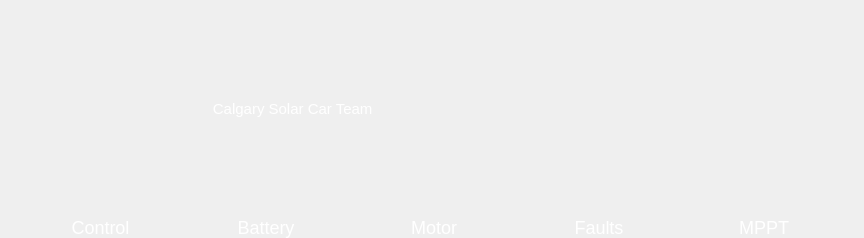
Above: ViewLayer/DebugDisplay/Tab/TabUi/TabUi.ui from UCSolarCarTeam/Epsilon-Dashboard before the change. Below: the same form after it.
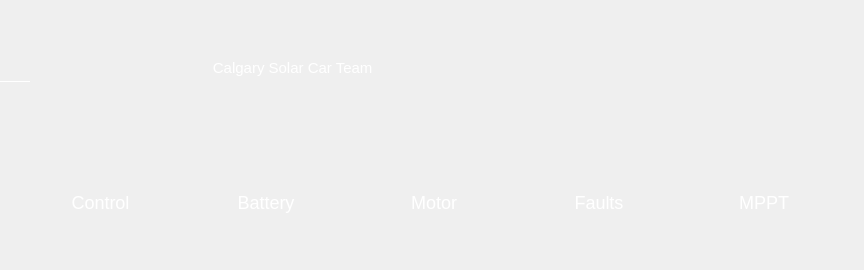
That is the form after the change. Icons and pictures are not drawn.

Diff of the .ui file:
```diff
--- a/ViewLayer/DebugDisplay/Tab/TabUi/TabUi.ui
+++ b/ViewLayer/DebugDisplay/Tab/TabUi/TabUi.ui
@@ -7,7 +7,7 @@
     <x>0</x>
     <y>0</y>
     <width>864</width>
-    <height>238</height>
+    <height>270</height>
    </rect>
   </property>
   <property name="sizePolicy">
@@ -44,7 +44,7 @@
       <number>0</number>
      </property>
      <property name="rightMargin">
-      <number>100</number>
+      <number>0</number>
      </property>
      <item>
       <widget class="QPushButton" name="homepageButton">
@@ -79,6 +79,7 @@
 font-size: 18px;
 
 border:grey;
+border-bottom: 1px solid white;
 }
 QPushButton:hover{
 color: rgb(255,255,255);
@@ -140,6 +141,7 @@
                                       stop: 0 rgb(100,100,100), stop: 1 black);
 
 QWidget::move(40, 2);
+border-bottom: 1px solid white;
 }
 </string>
          </property>
@@ -167,18 +169,330 @@
      </item>
      <item>
       <widget class="QLabel" name="Digital_Clock">
+       <property name="sizePolicy">
+        <sizepolicy hsizetype="Preferred" vsizetype="Preferred">
+         <horstretch>0</horstretch>
+         <verstretch>0</verstretch>
+        </sizepolicy>
+       </property>
+       <property name="minimumSize">
+        <size>
+         <width>0</width>
+         <height>0</height>
+        </size>
+       </property>
+       <property name="palette">
+        <palette>
+         <active>
+          <colorrole role="WindowText">
+           <brush brushstyle="SolidPattern">
+            <color alpha="255">
+             <red>255</red>
+             <green>255</green>
+             <blue>255</blue>
+            </color>
+           </brush>
+          </colorrole>
+          <colorrole role="Button">
+           <brush brushstyle="LinearGradientPattern">
+            <gradient startx="0.000000000000000" starty="0.000000000000000" endx="0.000000000000000" endy="1.000000000000000" type="LinearGradient" spread="PadSpread" coordinatemode="ObjectBoundingMode">
+             <gradientstop position="0.000000000000000">
+              <color alpha="255">
+               <red>100</red>
+               <green>100</green>
+               <blue>100</blue>
+              </color>
+             </gradientstop>
+             <gradientstop position="1.000000000000000">
+              <color alpha="255">
+               <red>0</red>
+               <green>0</green>
+               <blue>0</blue>
+              </color>
+             </gradientstop>
+            </gradient>
+           </brush>
+          </colorrole>
+          <colorrole role="ButtonText">
+           <brush brushstyle="SolidPattern">
+            <color alpha="255">
+             <red>255</red>
+             <green>255</green>
+             <blue>255</blue>
+            </color>
+           </brush>
+          </colorrole>
+          <colorrole role="Base">
+           <brush brushstyle="LinearGradientPattern">
+            <gradient startx="0.000000000000000" starty="0.000000000000000" endx="0.000000000000000" endy="1.000000000000000" type="LinearGradient" spread="PadSpread" coordinatemode="ObjectBoundingMode">
+             <gradientstop position="0.000000000000000">
+              <color alpha="255">
+               <red>100</red>
+               <green>100</green>
+               <blue>100</blue>
+              </color>
+             </gradientstop>
+             <gradientstop position="1.000000000000000">
+              <color alpha="255">
+               <red>0</red>
+               <green>0</green>
+               <blue>0</blue>
+              </color>
+             </gradientstop>
+            </gradient>
+           </brush>
+          </colorrole>
+          <colorrole role="Window">
+           <brush brushstyle="LinearGradientPattern">
+            <gradient startx="0.000000000000000" starty="0.000000000000000" endx="0.000000000000000" endy="1.000000000000000" type="LinearGradient" spread="PadSpread" coordinatemode="ObjectBoundingMode">
+             <gradientstop position="0.000000000000000">
+              <color alpha="255">
+               <red>100</red>
+               <green>100</green>
+               <blue>100</blue>
+              </color>
+             </gradientstop>
+             <gradientstop position="1.000000000000000">
+              <color alpha="255">
+               <red>0</red>
+               <green>0</green>
+               <blue>0</blue>
+              </color>
+             </gradientstop>
+            </gradient>
+           </brush>
+          </colorrole>
+          <colorrole role="ToolTipText">
+           <brush brushstyle="SolidPattern">
+            <color alpha="255">
+             <red>255</red>
+             <green>255</green>
+             <blue>255</blue>
+            </color>
+           </brush>
+          </colorrole>
+         </active>
+         <inactive>
+          <colorrole role="WindowText">
+           <brush brushstyle="SolidPattern">
+            <color alpha="255">
+             <red>255</red>
+             <green>255</green>
+             <blue>255</blue>
+            </color>
+           </brush>
+          </colorrole>
+          <colorrole role="Button">
+           <brush brushstyle="LinearGradientPattern">
+            <gradient startx="0.000000000000000" starty="0.000000000000000" endx="0.000000000000000" endy="1.000000000000000" type="LinearGradient" spread="PadSpread" coordinatemode="ObjectBoundingMode">
+             <gradientstop position="0.000000000000000">
+              <color alpha="255">
+               <red>100</red>
+               <green>100</green>
+               <blue>100</blue>
+              </color>
+             </gradientstop>
+             <gradientstop position="1.000000000000000">
+              <color alpha="255">
+               <red>0</red>
+               <green>0</green>
+               <blue>0</blue>
+              </color>
+             </gradientstop>
+            </gradient>
+           </brush>
+          </colorrole>
+          <colorrole role="ButtonText">
+           <brush brushstyle="SolidPattern">
+            <color alpha="255">
+             <red>255</red>
+             <green>255</green>
+             <blue>255</blue>
+            </color>
+           </brush>
+          </colorrole>
+          <colorrole role="Base">
+           <brush brushstyle="LinearGradientPattern">
+            <gradient startx="0.000000000000000" starty="0.000000000000000" endx="0.000000000000000" endy="1.000000000000000" type="LinearGradient" spread="PadSpread" coordinatemode="ObjectBoundingMode">
+             <gradientstop position="0.000000000000000">
+              <color alpha="255">
+               <red>100</red>
+               <green>100</green>
+               <blue>100</blue>
+              </color>
+             </gradientstop>
+             <gradientstop position="1.000000000000000">
+              <color alpha="255">
+               <red>0</red>
+               <green>0</green>
+               <blue>0</blue>
+              </color>
+             </gradientstop>
+            </gradient>
+           </brush>
+          </colorrole>
+          <colorrole role="Window">
+           <brush brushstyle="LinearGradientPattern">
+            <gradient startx="0.000000000000000" starty="0.000000000000000" endx="0.000000000000000" endy="1.000000000000000" type="LinearGradient" spread="PadSpread" coordinatemode="ObjectBoundingMode">
+             <gradientstop position="0.000000000000000">
+              <color alpha="255">
+               <red>100</red>
+               <green>100</green>
+               <blue>100</blue>
+              </color>
+             </gradientstop>
+             <gradientstop position="1.000000000000000">
+              <color alpha="255">
+               <red>0</red>
+               <green>0</green>
+               <blue>0</blue>
+              </color>
+             </gradientstop>
+            </gradient>
+           </brush>
+          </colorrole>
+          <colorrole role="ToolTipText">
+           <brush brushstyle="SolidPattern">
+            <color alpha="255">
+             <red>255</red>
+             <green>255</green>
+             <blue>255</blue>
+            </color>
+           </brush>
+          </colorrole>
+         </inactive>
+         <disabled>
+          <colorrole role="WindowText">
+           <brush brushstyle="SolidPattern">
+            <color alpha="255">
+             <red>190</red>
+             <green>190</green>
+             <blue>190</blue>
+            </color>
+           </brush>
+          </colorrole>
+          <colorrole role="Button">
+           <brush brushstyle="LinearGradientPattern">
+            <gradient startx="0.000000000000000" starty="0.000000000000000" endx="0.000000000000000" endy="1.000000000000000" type="LinearGradient" spread="PadSpread" coordinatemode="ObjectBoundingMode">
+             <gradientstop position="0.000000000000000">
+              <color alpha="255">
+               <red>100</red>
+               <green>100</green>
+               <blue>100</blue>
+              </color>
+             </gradientstop>
+             <gradientstop position="1.000000000000000">
+              <color alpha="255">
+               <red>0</red>
+               <green>0</green>
+               <blue>0</blue>
+              </color>
+             </gradientstop>
+            </gradient>
+           </brush>
+          </colorrole>
+          <colorrole role="ButtonText">
+           <brush brushstyle="SolidPattern">
+            <color alpha="255">
+             <red>190</red>
+             <green>190</green>
+             <blue>190</blue>
+            </color>
+           </brush>
+          </colorrole>
+          <colorrole role="Base">
+           <brush brushstyle="LinearGradientPattern">
+            <gradient startx="0.000000000000000" starty="0.000000000000000" endx="0.000000000000000" endy="1.000000000000000" type="LinearGradient" spread="PadSpread" coordinatemode="ObjectBoundingMode">
+             <gradientstop position="0.000000000000000">
+              <color alpha="255">
+               <red>100</red>
+               <green>100</green>
+               <blue>100</blue>
+              </color>
+             </gradientstop>
+             <gradientstop position="1.000000000000000">
+              <color alpha="255">
+               <red>0</red>
+               <green>0</green>
+               <blue>0</blue>
+              </color>
+             </gradientstop>
+            </gradient>
+           </brush>
+          </colorrole>
+          <colorrole role="Window">
+           <brush brushstyle="LinearGradientPattern">
+            <gradient startx="0.000000000000000" starty="0.000000000000000" endx="0.000000000000000" endy="1.000000000000000" type="LinearGradient" spread="PadSpread" coordinatemode="ObjectBoundingMode">
+             <gradientstop position="0.000000000000000">
+              <color alpha="255">
+               <red>100</red>
+               <green>100</green>
+               <blue>100</blue>
+              </color>
+             </gradientstop>
+             <gradientstop position="1.000000000000000">
+              <color alpha="255">
+               <red>0</red>
+               <green>0</green>
+               <blue>0</blue>
+              </color>
+             </gradientstop>
+            </gradient>
+           </brush>
+          </colorrole>
+          <colorrole role="ToolTipText">
+           <brush brushstyle="SolidPattern">
+            <color alpha="255">
+             <red>255</red>
+             <green>255</green>
+             <blue>255</blue>
+            </color>
+           </brush>
+          </colorrole>
+         </disabled>
+        </palette>
+       </property>
+       <property name="font">
+        <font>
+         <pointsize>11</pointsize>
+        </font>
+       </property>
+       <property name="styleSheet">
+        <string notr="true">background-color: qlineargradient(x1: 0, y1: 0, x2: 0, y2: 1,
+                                      stop: 0 rgb(100,100,100), stop: 1 black);
+border-bottom: 1px solid white;
+
+
+</string>
+       </property>
        <property name="text">
         <string/>
        </property>
+       <property name="alignment">
+        <set>Qt::AlignCenter</set>
+       </property>
       </widget>
      </item>
     </layout>
    </item>
    <item>
+    <widget class="QWidget" name="" native="true">
     <layout class="QHBoxLayout" name="horizontalLayout_4">
      <property name="spacing">
       <number>0</number>
      </property>
+      <property name="leftMargin">
+       <number>0</number>
+      </property>
+      <property name="topMargin">
+       <number>0</number>
+      </property>
+      <property name="rightMargin">
+       <number>0</number>
+      </property>
+      <property name="bottomMargin">
+       <number>0</number>
+      </property>
      <item>
       <widget class="QPushButton" name="controlButton">
        <property name="sizePolicy">
@@ -417,6 +731,7 @@
       </widget>
      </item>
     </layout>
+    </widget>
    </item>
   </layout>
  </widget>
```
Left out of the diff: 2 changed lines with no effect on the pictures. Lines whose indentation alone changed are shown as unchanged.
